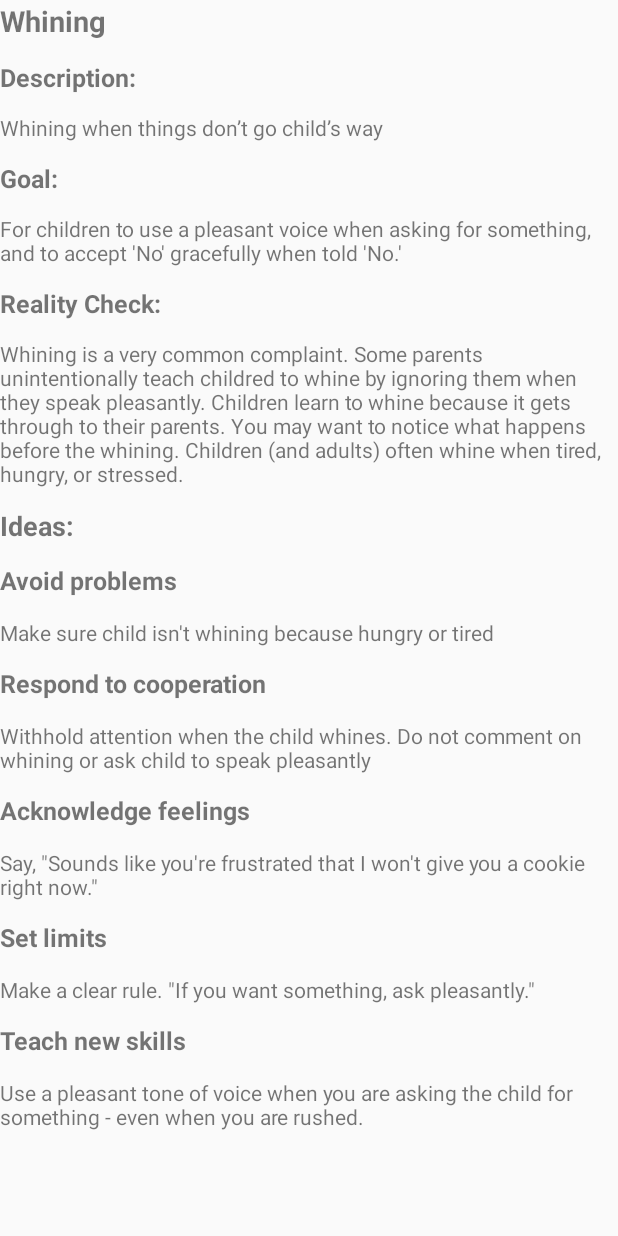
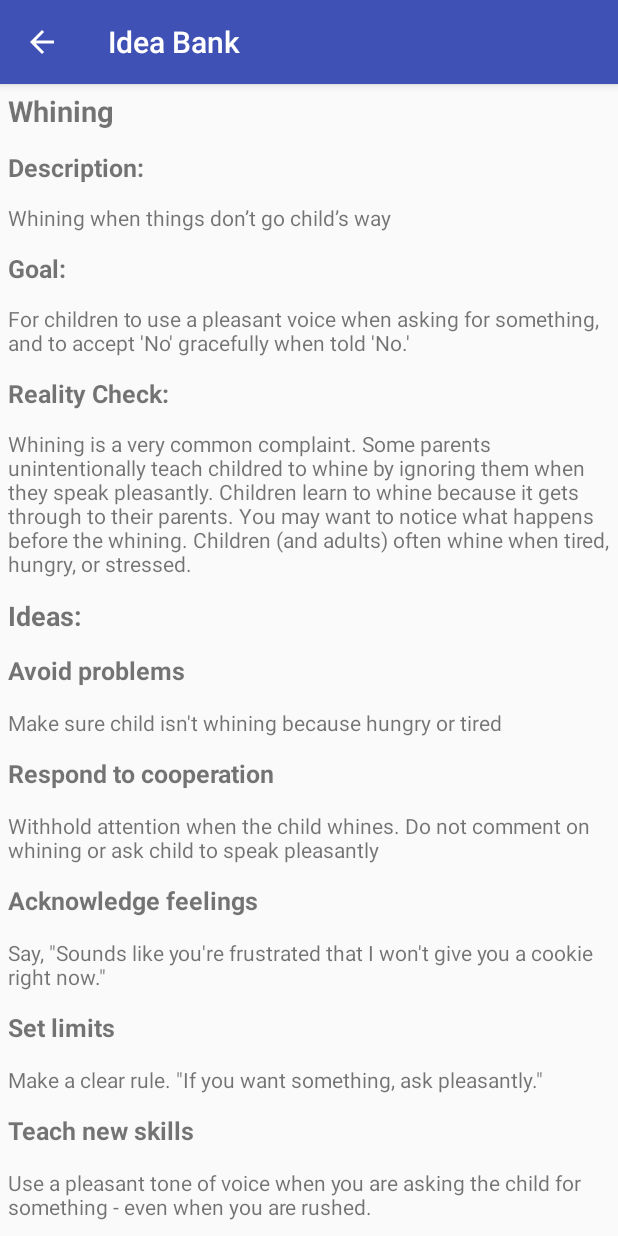
Before and after one commit to fredcrary/STAR_Parenting, an Android app: the IdeaBankMainActivity screen opened directly, with no data from a screen before it, on a phone screen of 412 x 824 dp. Run offline under Robolectric (Android 15) with nearby library versions, the phone set to English and light mode, and no system bars.

Commit message:
Make POC IdeaBank (actually, single problem screen) scrollable textView with margins, properly contained in layout.

```diff
--- a/android/StarParent/app/src/main/java/com/starparent/starparent/IdeaBankMainActivity.java
+++ b/android/StarParent/app/src/main/java/com/starparent/starparent/IdeaBankMainActivity.java
@@ -1,6 +1,7 @@
 package com.starparent.starparent;
 
 import android.text.Html;
+import android.text.method.ScrollingMovementMethod;
 import android.util.Log;
 import android.os.Bundle;
 import android.support.v7.app.AppCompatActivity;
@@ -12,7 +13,6 @@ import java.io.IOException;
 import java.io.InputStream;
 import java.util.List;
 import com.starparent.starparent.StaticClasses.*;
-
 
 public class IdeaBankMainActivity extends AppCompatActivity {
     private static final String TAG = "IdeaBankMain";
@@ -33,8 +33,7 @@ public class IdeaBankMainActivity extends AppCompatActivity {
         Toolbar toolbar = (Toolbar) findViewById(R.id.toolbar);
         setSupportActionBar(toolbar);
         getSupportActionBar().setDisplayHomeAsUpEnabled(true);
-        TextView textView = new TextView(this);
-        setContentView(textView);
+        TextView textView = (TextView) findViewById(R.id.textView);
 
         //Do stuff!
         try {
@@ -59,9 +58,8 @@ public class IdeaBankMainActivity extends AppCompatActivity {
                 }
             }
             textView.setText(Html.fromHtml(htmlString.toString()));
-            Log.d(TAG, htmlString.toString());
+            textView.setMovementMethod(new ScrollingMovementMethod());
         }
-
     }
 
     //This should be usable in every ActivityClass
@@ -77,5 +75,4 @@ public class IdeaBankMainActivity extends AppCompatActivity {
             e.printStackTrace();
         }
     }
-
 }
--- a/android/StarParent/app/src/main/res/layout/activity_idea_bank_main.xml
+++ b/android/StarParent/app/src/main/res/layout/activity_idea_bank_main.xml
@@ -24,9 +24,14 @@
         android:id="@+id/include" />
 
     <TextView
-        android:id="@+id/textView2"
-        android:layout_width="401dp"
+        android:id="@+id/textView"
+        android:layout_width="match_parent"
         android:layout_height="match_parent"
-        android:text="TextView" />
+        android:layout_marginTop="60dp"
+        android:fadeScrollbars="false"
+        android:isScrollContainer="true"
+        android:maxLines="1000"
+        android:paddingLeft="5dp"
+        android:paddingRight="5dp" />
 
 </android.support.design.widget.CoordinatorLayout>
```
